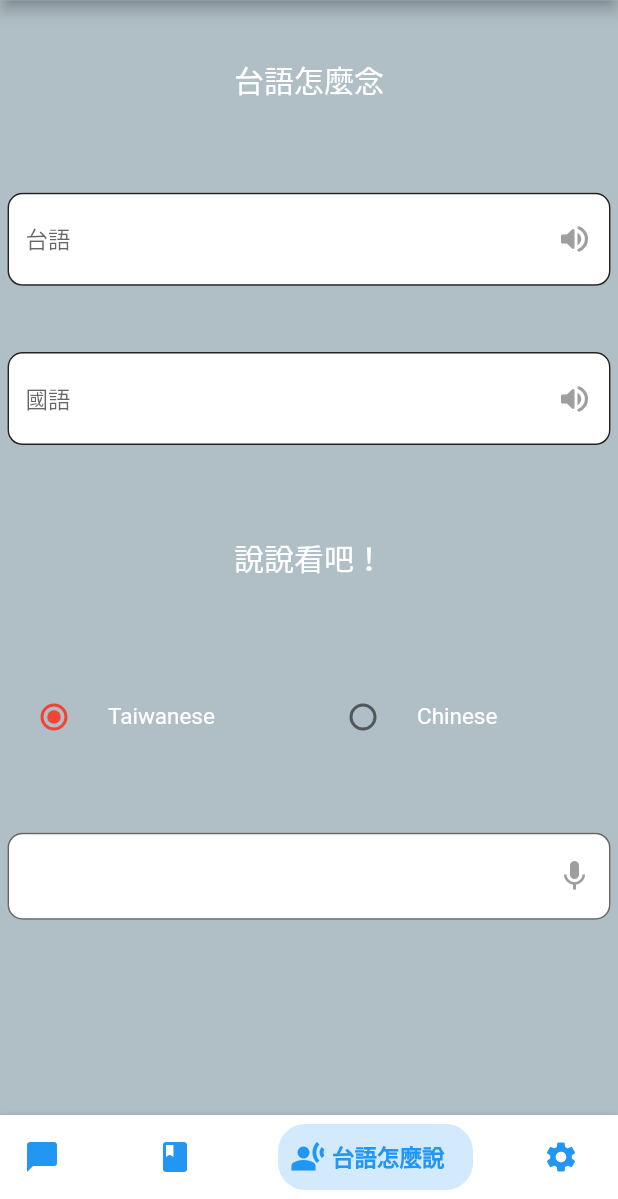
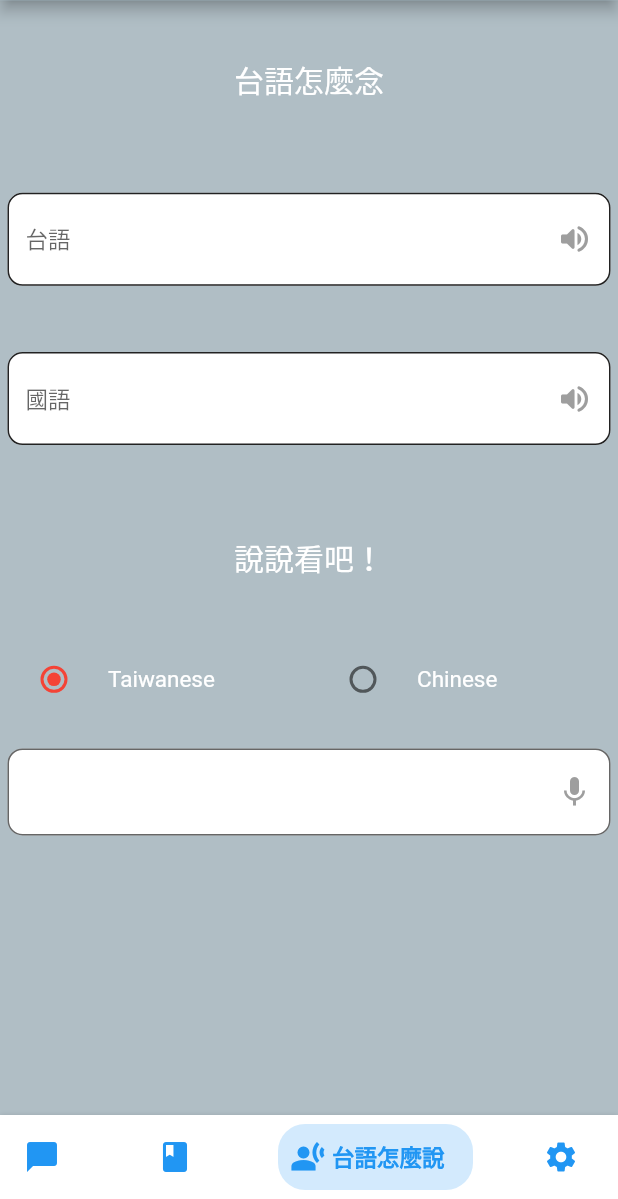
Before and after one commit to Rainyryan/flutter_hokkien_learning_app, a Flutter app: the screen it shows after launch, item 3 of the bottom bar chosen, after a tap on "Taiwanese", on a phone screen of 412 x 824 dp, the part 37-1236 px from its top. Run offline on Flutter 3.47's test engine with Material 2 defaults, Android fonts, the light colour scheme and no system bars; drawn by our look-alikes of bottom_navy_bar; our stand-ins replace audioplayers, dio, flutter_tts, permission_handler; missing offline and left inert: flutter_sound_lite, flutter_sound_web.

Commit message:
some minor bug fixes

```diff
--- a/lib/page/ChatPage.dart
+++ b/lib/page/ChatPage.dart
@@ -88,7 +88,7 @@ class ChatPageState extends State<ChatPage> {
                 ),
               ),
               IconButton(
-                color: recorder.isRecording ? Colors.redAccent : Colors.white,
+                color: recorder.isRecording ? Colors.red : Colors.white,
                 onPressed: () async {
                   // getTemporaryDirectory(): 取得暫存資料夾，這個資料夾隨時可能被系統或使用者操作清除
                   Directory tempDir =
@@ -177,9 +177,9 @@ class ChatPageState extends State<ChatPage> {
     await Text2Speech().connect(play, reply, recognitionLanguage.toLowerCase());
     print(reply);
     setState(() {
-      // recognitionController.text = taiTxt;
-      _submitText(reply, false);
+      recognitionController.text = taiTxt;
     });
+    _submitText(reply, false);
   }
 
   Widget buildTaiwaneseField(txt) {
@@ -324,7 +324,7 @@ class ChatPageState extends State<ChatPage> {
           //  如果Radio的value和groupValu一樣就是此 Radio 選中其他設置為不選中
           groupValue: recognitionLanguage,
           // 設定選種顏色
-          activeColor: Colors.red,
+          activeColor: Colors.blueAccent,
           onChanged: (value) {
             setState(() {
               // 將 recognitionLanguage 設為 Taiwanese
@@ -345,7 +345,7 @@ class ChatPageState extends State<ChatPage> {
           //  如果Radio的value和groupValu一樣就是此 Radio 選中其他設置為不選中
           groupValue: recognitionLanguage,
           // 設定選種顏色
-          activeColor: Colors.red,
+          activeColor: Colors.blueAccent,
           onChanged: (value) {
             setState(() {
               // 將 recognitionLanguage 設為 Taiwanese
--- a/lib/page/TranscribePage.dart
+++ b/lib/page/TranscribePage.dart
@@ -80,7 +80,7 @@ class TranscribePageState extends State<TranscribePage> {
                   ),
             )),
             Flexible(
-              child: Center(child: buildRadio()),
+              child: Container(child: buildRadio(), height: 50,),
             ),
             Flexible(
               child: Center(child: buildOutputField()),
@@ -193,9 +193,9 @@ class TranscribePageState extends State<TranscribePage> {
           hintText: txt, // 提示文字,
           suffixIcon: IconButton(
             // TextField 中最後可以選擇放入 Icon
-            icon: const Icon(
+            icon: Icon(
               Icons.volume_up_rounded, // Flutter 內建的搜尋 icon
-              color: Colors.grey, // 設定 icon 顏色
+              color: Colors.grey,
             ),
             // 當 icon 被點擊時執行的動作
             onPressed: () async {
@@ -215,7 +215,7 @@ class TranscribePageState extends State<TranscribePage> {
   Future play(String pathToReadAudio) async {
     await player.play(pathToReadAudio);
     setState(() {
-      player.init();
+      // player.init();
       player.isPlaying;
     });
   }
@@ -245,7 +245,7 @@ class TranscribePageState extends State<TranscribePage> {
           ),
           hintText: txt,
           suffixIcon: IconButton(
-            icon: const Icon(
+            icon: Icon(
               Icons.volume_up_rounded,
               color: Colors.grey,
             ),
@@ -255,15 +255,14 @@ class TranscribePageState extends State<TranscribePage> {
               // print(strings);
               // await Text2SpeechFlutter().speak(strings);
               // 得到 TextField 中輸入的 value
-
               String strings = chineseController.text;
               // 如果為空則 return
               if (strings.isEmpty) return;
               await Text2Speech().connect(play, strings, "chinese");
               // player.init();
-              setState(() {
-                // player.isPlaying;
-              });
+              // setState(() {
+              //   player.isPlaying;
+              // });
             },
           ),
         ),
--- a/lib/utils/constants.dart
+++ b/lib/utils/constants.dart
@@ -1,2 +1,2 @@
 const openaiBaseUrl = "https://api.openai.com/v1";
-const openaiApiKey = "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";
+const openaiApiKey = "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";
```
